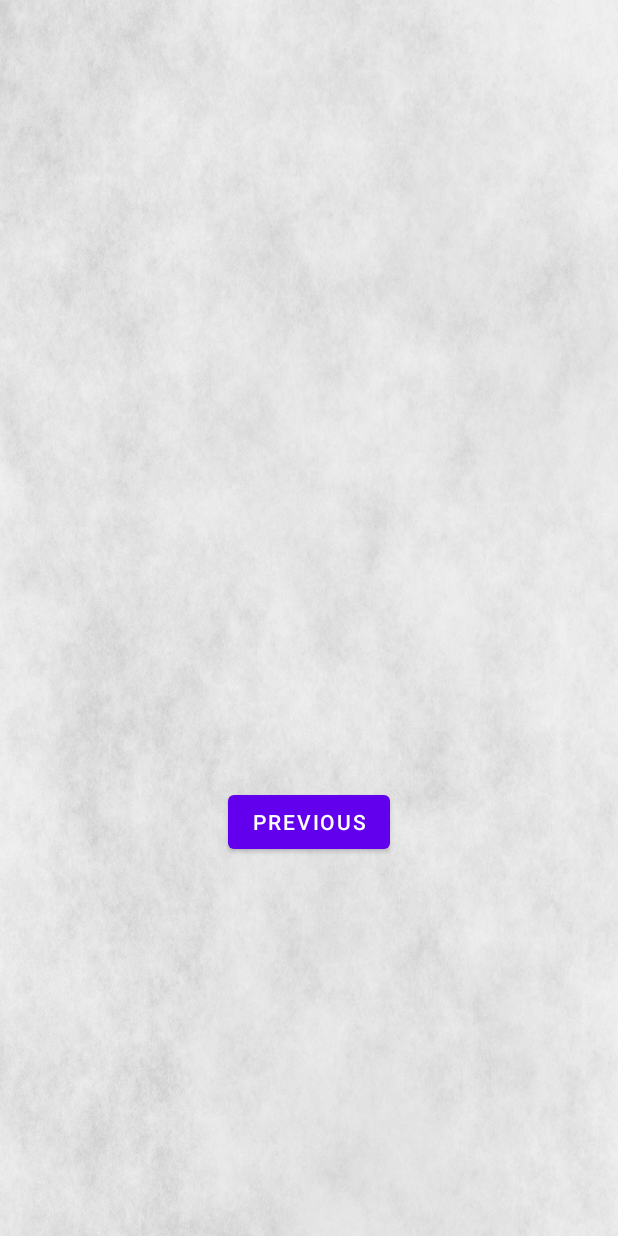
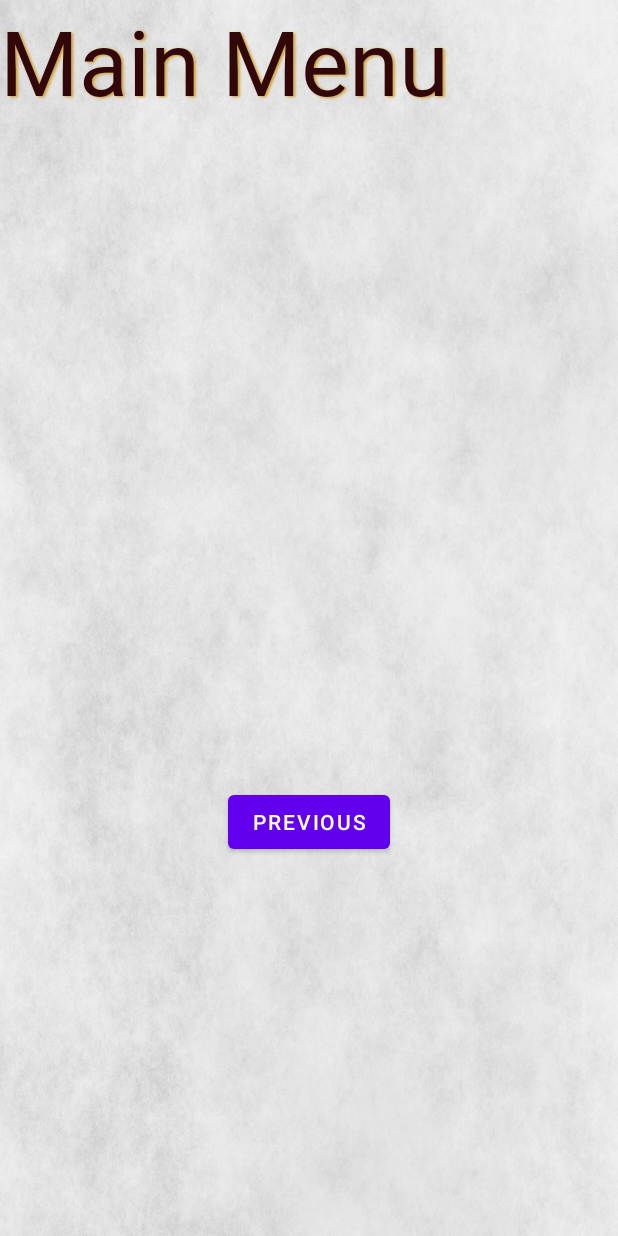
Before and after one commit to Revan671/NPCMancer, an Android app: the SecondFragment screen opened through its navigation route, on a phone screen of 412 x 824 dp. Run offline under Robolectric (Android 15) with nearby library versions, the light colour scheme and no system bars.

Commit message:
Created Main Menu label on second fragment and set color and outline of text

```diff
--- a/app/src/main/res/layout/fragment_second.xml
+++ b/app/src/main/res/layout/fragment_second.xml
@@ -24,4 +24,19 @@
         app:layout_constraintEnd_toEndOf="parent"
         app:layout_constraintStart_toStartOf="parent"
         app:layout_constraintTop_toBottomOf="@id/textview_second" />
+
+    <TextView
+        android:id="@+id/textView"
+        android:layout_width="353dp"
+        android:layout_height="105dp"
+        android:fontFamily="@font/mrseav9family"
+        android:shadowColor="#CFA030"
+        android:shadowDx="1.5"
+        android:shadowDy="1.3"
+        android:shadowRadius="1.6"
+        android:text="Main Menu"
+        android:textColor="#320709"
+        android:textSize="60sp"
+        tools:layout_editor_absoluteX="16dp"
+        tools:layout_editor_absoluteY="16dp" />
 </androidx.constraintlayout.widget.ConstraintLayout>
```
